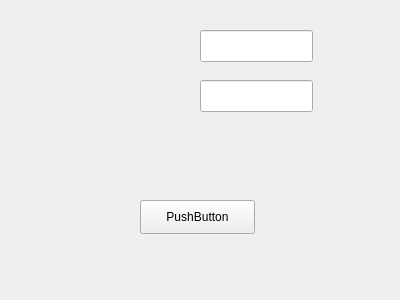
teackot/veggieapp, file src/ModifyDialog.ui: the form before one commit.
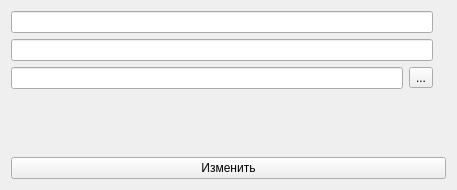
The form after the commit.

Commit message: Display images in the main window and ModifyDialog, edit images in the ModifyDialog

Diff of the .ui file:
```diff
--- a/src/ModifyDialog.ui
+++ b/src/ModifyDialog.ui
@@ -6,46 +6,74 @@
    <rect>
     <x>0</x>
     <y>0</y>
-    <width>400</width>
-    <height>300</height>
+    <width>457</width>
+    <height>190</height>
    </rect>
   </property>
   <property name="windowTitle">
    <string>Form</string>
   </property>
-  <widget class="QLineEdit" name="nameInput">
-   <property name="geometry">
-    <rect>
-     <x>200</x>
-     <y>30</y>
-     <width>113</width>
-     <height>32</height>
-    </rect>
-   </property>
-  </widget>
-  <widget class="QLineEdit" name="categoryInput">
-   <property name="geometry">
-    <rect>
-     <x>200</x>
-     <y>80</y>
-     <width>113</width>
-     <height>32</height>
-    </rect>
-   </property>
-  </widget>
-  <widget class="QPushButton" name="editButton">
-   <property name="geometry">
-    <rect>
-     <x>140</x>
-     <y>200</y>
-     <width>115</width>
-     <height>34</height>
-    </rect>
-   </property>
-   <property name="text">
-    <string>PushButton</string>
-   </property>
-  </widget>
+  <layout class="QVBoxLayout" name="verticalLayout_3">
+   <item>
+    <layout class="QVBoxLayout" name="verticalLayout_2">
+     <item>
+      <layout class="QHBoxLayout" name="horizontalLayout">
+       <item>
+        <layout class="QVBoxLayout" name="verticalLayout">
+         <item>
+          <widget class="QLineEdit" name="nameInput"/>
+         </item>
+         <item>
+          <widget class="QLineEdit" name="categoryInput"/>
+         </item>
+         <item>
+          <layout class="QHBoxLayout" name="horizontalLayout_2">
+           <item>
+            <widget class="QLineEdit" name="fnameInput"/>
+           </item>
+           <item>
+            <widget class="QToolButton" name="fpickerButton">
+             <property name="text">
+              <string>...</string>
+             </property>
+            </widget>
+           </item>
+          </layout>
+         </item>
+         <item>
+          <spacer name="verticalSpacer">
+           <property name="orientation">
+            <enum>Qt::Vertical</enum>
+           </property>
+           <property name="sizeHint" stdset="0">
+            <size>
+             <width>20</width>
+             <height>40</height>
+            </size>
+           </property>
+          </spacer>
+         </item>
+        </layout>
+       </item>
+       <item>
+        <widget class="QLabel" name="imgLabel">
+         <property name="text">
+          <string/>
+         </property>
+        </widget>
+       </item>
+      </layout>
+     </item>
+     <item>
+      <widget class="QPushButton" name="editButton">
+       <property name="text">
+        <string>Изменить</string>
+       </property>
+      </widget>
+     </item>
+    </layout>
+   </item>
+  </layout>
  </widget>
  <resources/>
  <connections/>
```
The commit also changes 7 other files.
